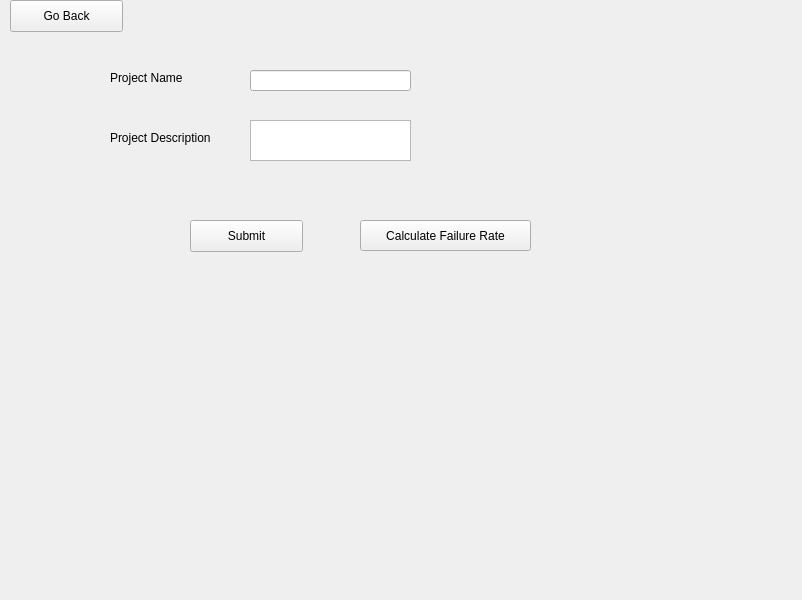
Above: gui/project/create_project.ui from karthikdivakaran/reli_engine before the change. Below: the same form after it.
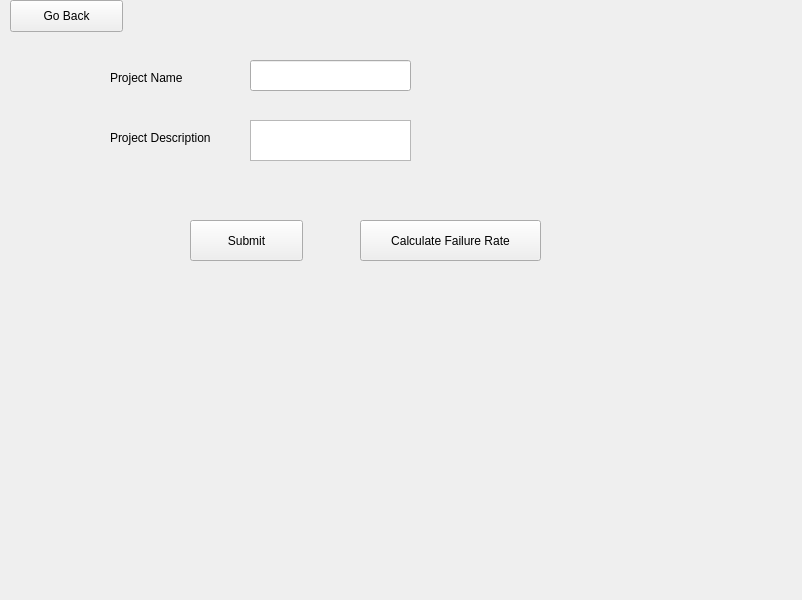
That is the form after the change.

What changed in the file:
```diff
--- a/gui/project/create_project.ui
+++ b/gui/project/create_project.ui
@@ -46,9 +46,9 @@
    <property name="geometry">
     <rect>
      <x>250</x>
-     <y>70</y>
+     <y>60</y>
      <width>161</width>
-     <height>21</height>
+     <height>31</height>
     </rect>
    </property>
   </widget>
@@ -71,7 +71,7 @@
      <x>190</x>
      <y>220</y>
      <width>113</width>
-     <height>32</height>
+     <height>41</height>
     </rect>
    </property>
    <property name="text">
@@ -93,8 +93,8 @@
     <rect>
      <x>360</x>
      <y>220</y>
-     <width>171</width>
-     <height>31</height>
+     <width>181</width>
+     <height>41</height>
     </rect>
    </property>
    <property name="text">
```
